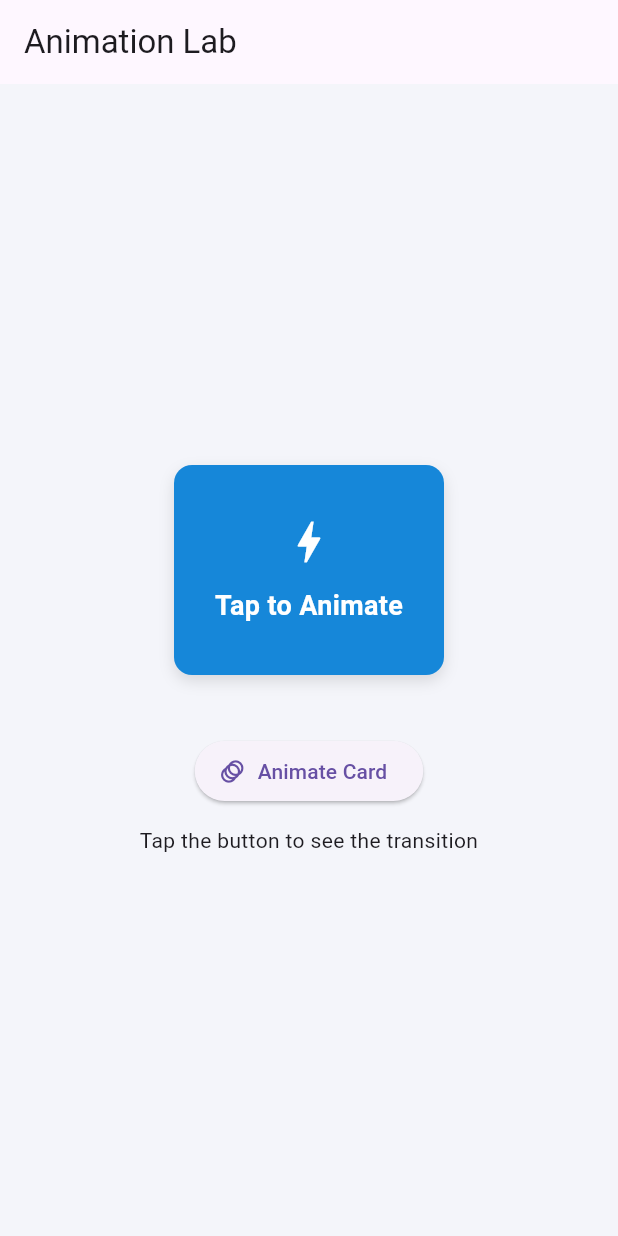
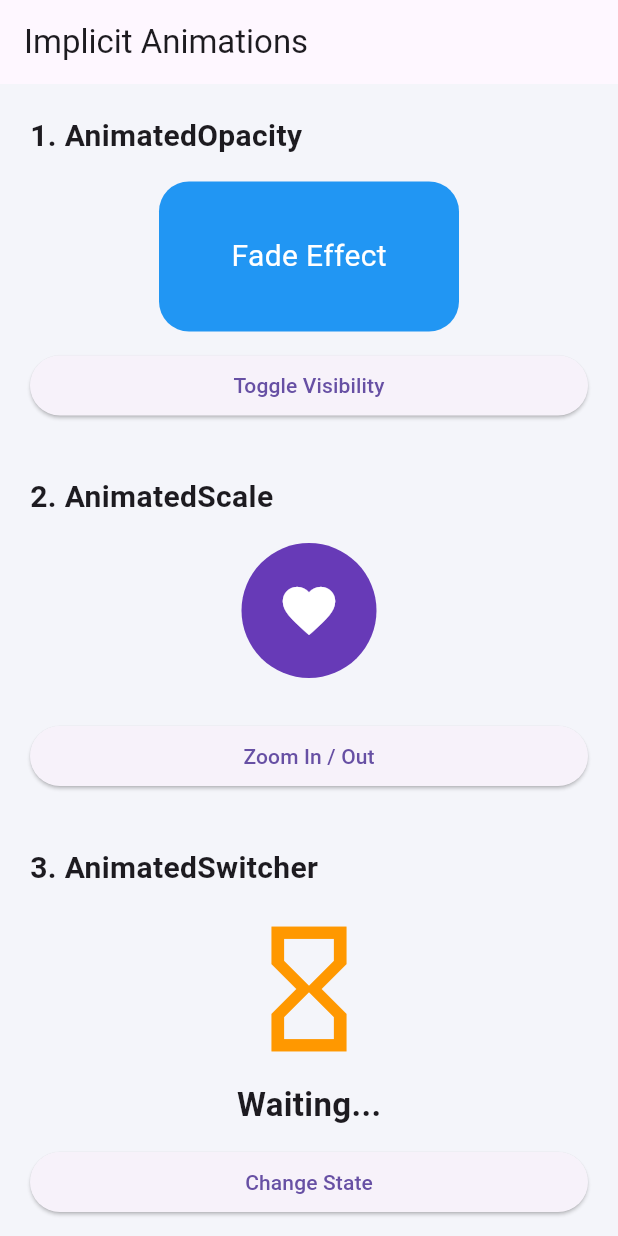
Before and after one commit to nitinsharma9266/instagram_clone, a Flutter app: the screen it shows after launch, on a phone screen of 412 x 824 dp. Run offline on Flutter 3.47's test engine with Material 3 defaults, Android fonts, the phone set to English and light mode, and no system bars.

Commit message:
Add Implicit Animation screen UI

```diff
--- /dev/null
+++ b/lib/Animated_widget/implicit_animation_screen.dart
@@ -0,0 +1,174 @@
+
+import 'package:flutter/material.dart';
+
+class ImplicitAnimationScreen extends StatefulWidget {
+  const ImplicitAnimationScreen({super.key});
+
+  @override
+  State<ImplicitAnimationScreen> createState() =>
+      _ImplicitAnimationScreenState();
+}
+
+class _ImplicitAnimationScreenState
+    extends State<ImplicitAnimationScreen> {
+  bool isVisible = true;
+  bool isZoomed = false;
+  bool isSuccess = false;
+
+  @override
+  Widget build(BuildContext context) {
+    return Scaffold(
+      appBar: AppBar(
+        title: const Text('Implicit Animations'),
+      ),
+      body: SingleChildScrollView(
+        padding: const EdgeInsets.all(20),
+        child: Column(
+          crossAxisAlignment: CrossAxisAlignment.stretch,
+          children: [
+            // 1. AnimatedOpacity
+            const Text(
+              '1. AnimatedOpacity',
+              style: TextStyle(
+                fontSize: 20,
+                fontWeight: FontWeight.bold,
+              ),
+            ),
+            const SizedBox(height: 16),
+            Center(
+              child: AnimatedOpacity(
+                opacity: isVisible ? 1.0 : 0.0,
+                duration: const Duration(milliseconds: 600),
+                curve: Curves.easeInOut,
+                child: Container(
+                  height: 100,
+                  width: 200,
+                  decoration: BoxDecoration(
+                    color: Colors.blue,
+                    borderRadius: BorderRadius.circular(20),
+                  ),
+                  child: const Center(
+                    child: Text(
+                      'Fade Effect',
+                      style: TextStyle(
+                        color: Colors.white,
+                        fontSize: 20,
+                      ),
+                    ),
+                  ),
+                ),
+              ),
+            ),
+            const SizedBox(height: 12),
+            ElevatedButton(
+              onPressed: () {
+                setState(() {
+                  isVisible = !isVisible;
+                });
+              },
+              child: const Text('Toggle Visibility'),
+            ),
+
+            const SizedBox(height: 36),
+
+            // 2. AnimatedScale
+            const Text(
+              '2. AnimatedScale',
+              style: TextStyle(
+                fontSize: 20,
+                fontWeight: FontWeight.bold,
+              ),
+            ),
+            const SizedBox(height: 16),
+            Center(
+              child: AnimatedScale(
+                scale: isZoomed ? 1.4 : 1.0,
+                duration: const Duration(milliseconds: 500),
+                curve: Curves.easeOutBack,
+                child: Container(
+                  height: 90,
+                  width: 90,
+                  decoration: const BoxDecoration(
+                    color: Colors.deepPurple,
+                    shape: BoxShape.circle,
+                  ),
+                  child: const Icon(
+                    Icons.favorite,
+                    color: Colors.white,
+                    size: 42,
+                  ),
+                ),
+              ),
+            ),
+            const SizedBox(height: 28),
+            ElevatedButton(
+              onPressed: () {
+                setState(() {
+                  isZoomed = !isZoomed;
+                });
+              },
+              child: const Text('Zoom In / Out'),
+            ),
+
+            const SizedBox(height: 36),
+
+            // 3. AnimatedSwitcher
+            const Text(
+              '3. AnimatedSwitcher',
+              style: TextStyle(
+                fontSize: 20,
+                fontWeight: FontWeight.bold,
+              ),
+            ),
+            const SizedBox(height: 16),
+            Center(
+              child: AnimatedSwitcher(
+                duration: const Duration(milliseconds: 500),
+                switchInCurve: Curves.easeOut,
+                switchOutCurve: Curves.easeIn,
+                transitionBuilder: (child, animation) {
+                  return ScaleTransition(
+                    scale: animation,
+                    child: FadeTransition(
+                      opacity: animation,
+                      child: child,
+                    ),
+                  );
+                },
+                child: Icon(
+                  isSuccess
+                      ? Icons.check_circle
+                      : Icons.hourglass_empty,
+                  key: ValueKey<bool>(isSuccess),
+                  size: 100,
+                  color: isSuccess
+                      ? Colors.green
+                      : Colors.orange,
+                ),
+              ),
+            ),
+            const SizedBox(height: 12),
+            Center(
+              child: Text(
+                isSuccess ? 'Success!' : 'Waiting...',
+                style: const TextStyle(
+                  fontSize: 22,
+                  fontWeight: FontWeight.bold,
+                ),
+              ),
+            ),
+            const SizedBox(height: 12),
+            ElevatedButton(
+              onPressed: () {
+                setState(() {
+                  isSuccess = !isSuccess;
+                });
+              },
+              child: const Text('Change State'),
+            ),
+          ],
+        ),
+      ),
+    );
+  }
+}
--- a/lib/main.dart
+++ b/lib/main.dart
@@ -1,6 +1,7 @@
 
 import 'package:flutter/material.dart';
-import 'Animated_widget/animation_screen.dart';
+// import 'Animated_widget/animation_screen.dart';
+import 'Animated_widget/implicit_animation_screen.dart';
 
 void main() {
   runApp(const MyApp());
@@ -17,7 +18,7 @@ class MyApp extends StatelessWidget {
         useMaterial3: true,
         scaffoldBackgroundColor: const Color(0xFFF4F5FA),
       ),
-      home: const AnimationScreen(),
+      home: const ImplicitAnimationScreen(),
     );
   }
 }
```
